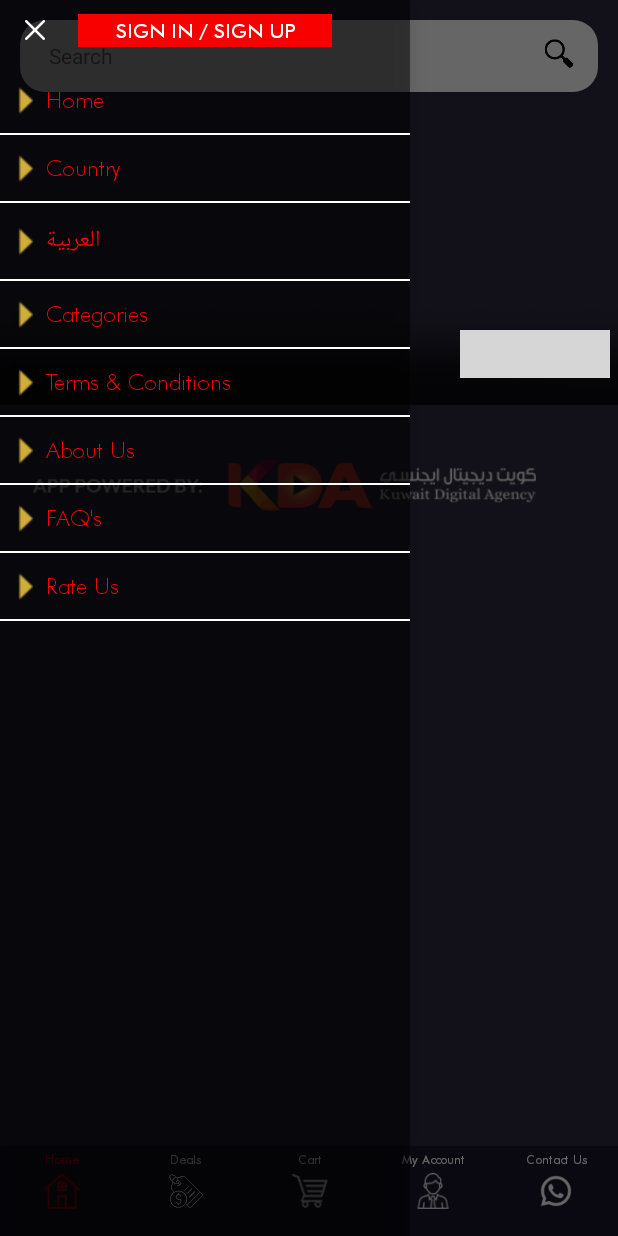
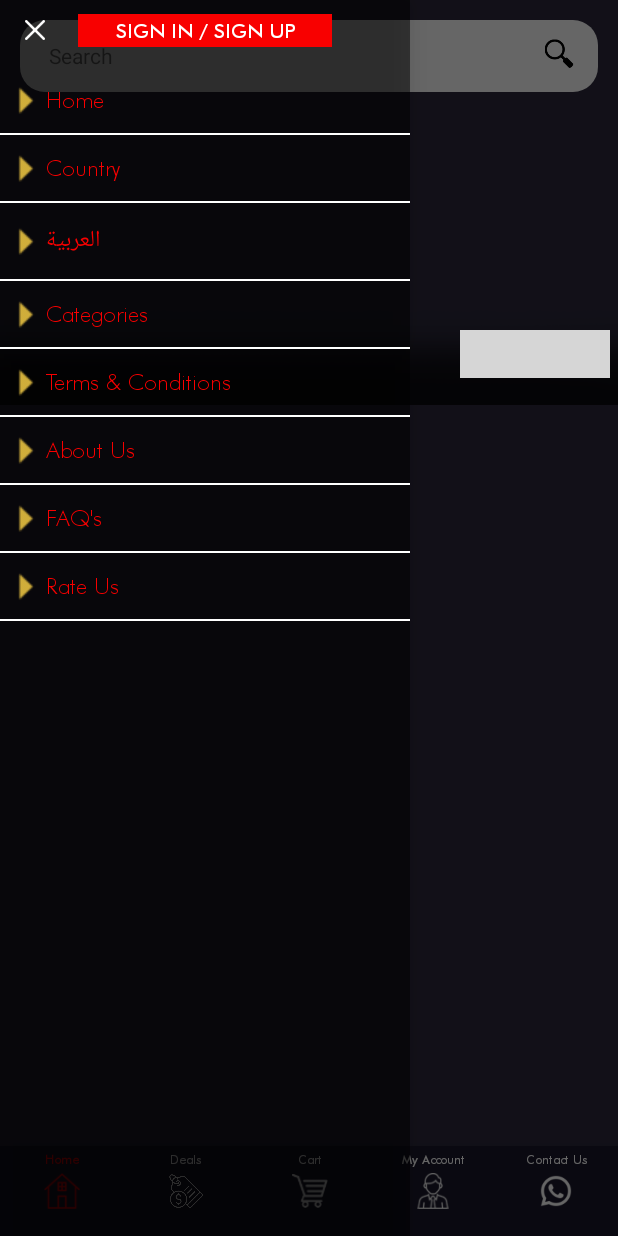
Before and after one commit to RishiBamako/Egames, an Android app: the screen it shows after launch (HomeActivity), with the side drawer open, on a phone screen of 412 x 824 dp. Run offline under Robolectric (Android 15) with nearby library versions, the phone set to English and light mode, and no system bars; our stand-ins replace Picasso, Volley, sdp/ssp sizes; libraries missing offline, so code that uses them is left out: com.onesignal, com.viewpagerindicator; plain views replace CirclePageIndicator; network calls fail; pictures from the network do not load; 6 statements that could not run were skipped; grey boxes are pictures that could not be loaded.

Commit message:
live day

```diff
--- a/app/src/main/java/com/rginfotech/egames/HomeActivity.java
+++ b/app/src/main/java/com/rginfotech/egames/HomeActivity.java
@@ -159,6 +159,8 @@ public class HomeActivity extends BaseActivity implements NavigationView.OnNavig
     private ImageLoader imageLoader;
     private AutoCompleteTextView searchView;
     private Context context;
+    public static TextView notificationsBadge;
+
 
     public void replaceFragment(Fragment fragment) {
 //        getSupportActionBar().hide();
@@ -272,6 +274,7 @@ public class HomeActivity extends BaseActivity implements NavigationView.OnNavig
         filter_image = (ImageView) findViewById(R.id.filter_image);
         search_image = (ImageView) findViewById(R.id.search_image);
         linearLayout = (LinearLayout) findViewById(R.id.liner);
+        notificationsBadge = findViewById(R.id.notificationsBadge);
 
         /*FrameLayout.LayoutParams params = new FrameLayout.LayoutParams(
                 FrameLayout.LayoutParams.WRAP_CONTENT,
@@ -1310,7 +1313,6 @@ public class HomeActivity extends BaseActivity implements NavigationView.OnNavig
 
                 categoryBrandListAdapter = new CategoryBrandListAdapter(HomeActivity.this, categoryBrandLists, bannerItem, banner_redirect);
                 categoryBrandLists_recycler.setAdapter(categoryBrandListAdapter);
-                // kdaImageViewId.setVisibility(View.VISIBLE);
 
                 if (bannerLists.size() > 0) {
                     banner_recycler.setVisibility(View.VISIBLE);
@@ -1318,6 +1320,7 @@ public class HomeActivity extends BaseActivity implements NavigationView.OnNavig
                 } else {
                     banner_recycler.setVisibility(View.GONE);
                 }
+                //kdaImageViewId.setVisibility(View.VISIBLE);
 
             }
 
@@ -1326,6 +1329,7 @@ public class HomeActivity extends BaseActivity implements NavigationView.OnNavig
             public void onErrorResponse(VolleyError error) {
                 //gifImageView.setVisibility(View.GONE);
                 dialog.dismiss();
+               // kdaImageViewId.setVisibility(View.GONE);
             }
         });
         mStringRequest.setRetryPolicy(new RetryPolicy() {
--- a/app/src/main/java/com/rginfotech/egames/utility/CommanClass.java
+++ b/app/src/main/java/com/rginfotech/egames/utility/CommanClass.java
@@ -1,12 +1,8 @@
 package com.rginfotech.egames.utility;
 
-import android.app.Activity;
 import android.content.Context;
-import android.content.Intent;
-import android.view.LayoutInflater;
 import android.view.View;
 import android.widget.TextView;
-import android.widget.Toast;
 
 import com.android.volley.Request;
 import com.android.volley.RequestQueue;
@@ -14,8 +10,6 @@ import com.android.volley.RetryPolicy;
 import com.android.volley.VolleyError;
 import com.android.volley.toolbox.StringRequest;
 import com.android.volley.toolbox.Volley;
-import com.google.android.material.bottomnavigation.BottomNavigationItemView;
-import com.google.android.material.bottomnavigation.BottomNavigationMenuView;
 import com.google.android.material.bottomnavigation.BottomNavigationView;
 import com.rginfotech.egames.HomeActivity;
 import com.rginfotech.egames.R;
@@ -30,7 +24,6 @@ import java.util.Map;
 
 public class CommanClass {
 
-    public static TextView badgeTextView;
     private Context context;
     private int total_value;
     private String total_count = "";
@@ -108,7 +101,7 @@ public class CommanClass {
 
     }
 
-    public static void getCartValue_home(final Context context, BottomNavigationView navView,View view) {
+    public static void getCartValue_home(final Context context, BottomNavigationView navView, View view) {
         RequestQueue mRequestQueue = Volley.newRequestQueue(context);
         StringRequest mStringRequest = new StringRequest(Request.Method.POST, API.BASE_URL + "usercart", new com.android.volley.Response.Listener<String>() {
             @Override
@@ -121,30 +114,16 @@ public class CommanClass {
                         JSONObject jsonObject1 = new JSONObject(jsonObject.getString("usercart_Array"));
                         JSONArray jsonArray = new JSONArray(jsonObject1.getString("usercart"));
                         String totalcount = jsonObject1.optString("totalcount", "");
+
+                        HomeActivity.notificationsBadge.setText(totalcount);
                         if (totalcount.equals("0")) {
-                            if (badgeTextView != null && Utils.isFromDelete) {
-                                Utils.isFromDelete = false;
-                                View cart_badge = LayoutInflater.from(context)
-                                        .inflate(R.layout.cart_count_round_layout, navView, false);
+                            HomeActivity.notificationsBadge.setVisibility(View.GONE);
+                        } else {
+                            HomeActivity.notificationsBadge.setVisibility(View.VISIBLE);
+                        }
+                    } else {
+                        HomeActivity.notificationsBadge.setVisibility(View.GONE);
 
-                                BottomNavigationMenuView mbottomNavigationMenuView = (BottomNavigationMenuView) navView.getChildAt(0);
-                                View view = mbottomNavigationMenuView.getChildAt(2);
-                                BottomNavigationItemView itemView = (BottomNavigationItemView) view;
-                                itemView.removeAllViews();
-                                itemView.addView(cart_badge);
-                            }
-                        } else {
-                            if (badgeTextView != null) {
-                                badgeTextView.setText(totalcount);
-                                badgeTextView.setVisibility(View.VISIBLE);
-                            }
-                        }
-
-                    } else {
-                        if (badgeTextView != null) {
-                            badgeTextView.setText("");
-                            badgeTextView.setVisibility(View.GONE);
-                        }
                         //Toast.makeText(context, message, Toast.LENGTH_SHORT).show();
                     }
                 } catch (JSONException e) {
@@ -192,14 +171,7 @@ public class CommanClass {
     }
 
     public static void addCustomView(Context context, BottomNavigationView navView, TextView cartCountTextView) {
-        BottomNavigationMenuView mbottomNavigationMenuView = (BottomNavigationMenuView) navView.getChildAt(0);
-        View view = mbottomNavigationMenuView.getChildAt(2);
-        BottomNavigationItemView itemView = (BottomNavigationItemView) view;
-        View cart_badge = LayoutInflater.from(context)
-                .inflate(R.layout.cart_count_round_layout, navView, false);
-        badgeTextView = cart_badge.findViewById(R.id.notificationsBadge);
-        CommanClass.getCartValue_home(context, navView,cart_badge);
-        itemView.addView(cart_badge);
+        CommanClass.getCartValue_home(context, navView, null);
     }
 
     public static String productType(Context context, String product_condition) {
--- a/app/src/main/res/layout/app_bar_home.xml
+++ b/app/src/main/res/layout/app_bar_home.xml
@@ -197,7 +197,7 @@
                     android:layout_width="match_parent"
                     android:layout_height="@dimen/_26sdp"
                     android:background="@mipmap/kda"
-                    android:visibility="visible"
+                    android:visibility="gone"
                     android:layout_marginTop="@dimen/_20sdp"
                     android:layout_marginLeft="@dimen/_17sdp"
                     android:layout_marginBottom="@dimen/_25sdp"
@@ -442,5 +442,26 @@
         android:layout_width="match_parent"
         android:layout_marginBottom="60dp"
         android:layout_height="match_parent" />
+    <LinearLayout
+        android:layout_width="wrap_content"
+        android:layout_height="wrap_content"
+        android:layout_alignParentBottom="true"
+        android:layout_centerInParent="true"
+
+        >
+        <TextView
+            android:id="@+id/notificationsBadge"
+            android:layout_width="20dp"
+            android:layout_height="20dp"
+            android:layout_gravity="top|center_horizontal"
+            android:layout_marginLeft="@dimen/_15sdp"
+            android:background="@drawable/circle_red"
+            android:gravity="center"
+            android:padding="4dp"
+            android:visibility="gone"
+            android:layout_marginBottom="38dp"
+            android:textColor="@android:color/white"
+            android:textSize="10sp" />
+    </LinearLayout>
 
 </RelativeLayout>
--- a/app/src/main/res/layout/cart_count_round_layout.xml
+++ b/app/src/main/res/layout/cart_count_round_layout.xml
@@ -14,7 +14,6 @@
         android:gravity="center"
         android:padding="4dp"
         android:visibility="gone"
-        android:text=""
         android:textColor="@android:color/white"
         android:textSize="10sp" />
 
```
